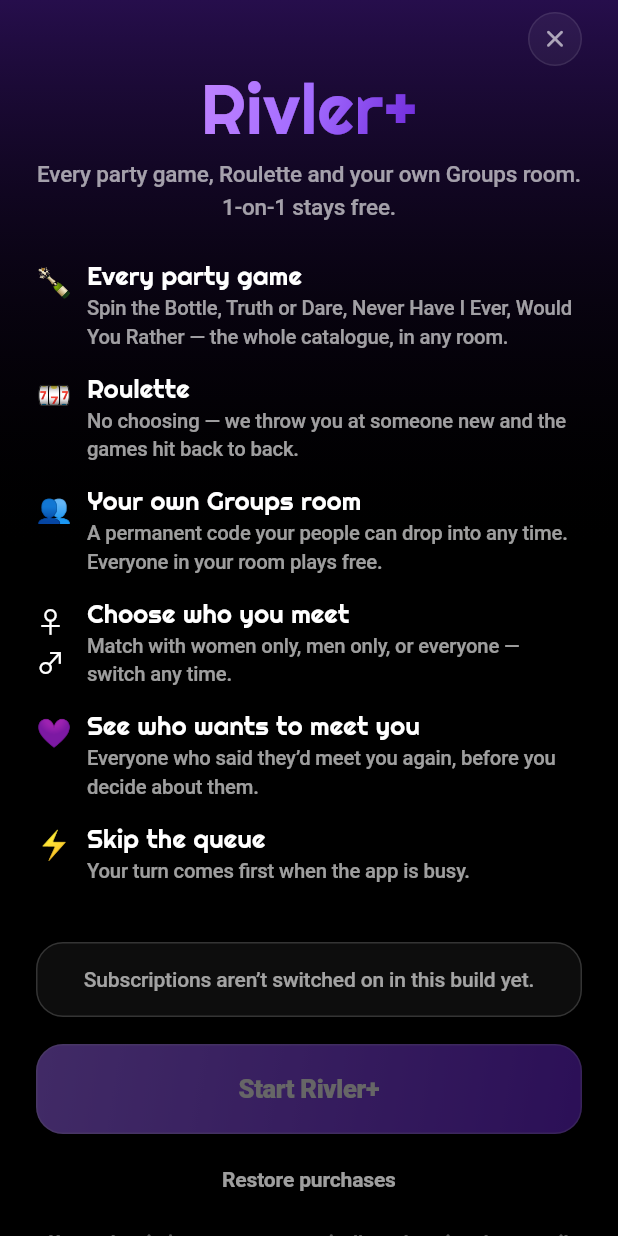
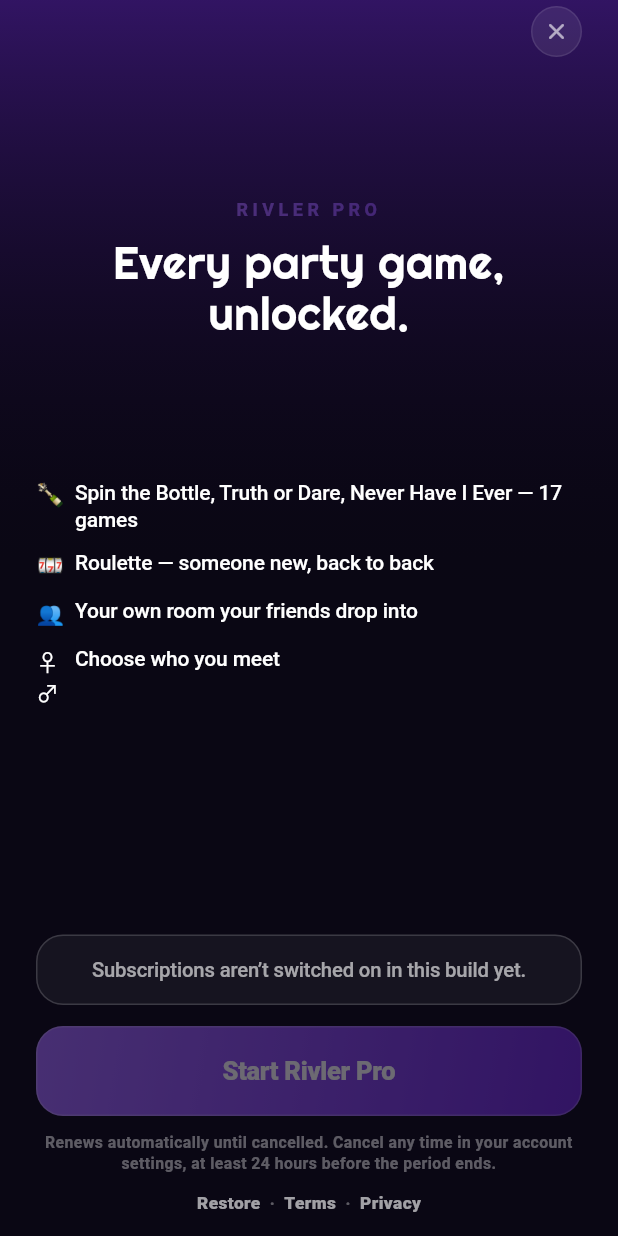
Before and after one commit to stossthegreat/Whatif, a Flutter app: the PlusScreen screen opened directly, on a phone screen of 412 x 824 dp. Run offline on Flutter 3.47's test engine with Material 3 defaults, Android fonts, the phone set to English and light mode, and no system bars; our stand-ins replace app_links, audioplayers, camera, firebase_analytics, firebase_core, firebase_messaging and 8 more; missing offline and left inert: flutter_webrtc, livekit_client, purchases_flutter, record; accounts and stored records are empty; network calls fail.

Commit message:
Paywall: one screen, two plans, CTA always visible. 1-on-1 is the hero (build 95)
PAYWALL — rebuilt. It was a scrolling ListView, which meant the price, the
Restore control and the Terms/Privacy links could all sit below the fold.
Apple requires those visible before purchase, and a reviewer who has to
scroll to find them may simply not. Now one screen, no scroll:

  ONE hero outcome  →  FOUR points  →  TWO identical plan boxes  →  CTA
  →  auto-renewal sentence  →  Restore · Terms · Privacy

- Spacers absorb the difference between a small phone and a tall one rather
  than pushing the CTA off the bottom, which is the most expensive thing a
  paywall can do.
- The two boxes are deliberately the SAME size and shape. A paywall where
  one option is visually bigger reads as a trick; price should do the
  persuading, so only the BEST VALUE tag and selection state differ.
- Defaults to MONTHLY, not the cheapest sticker price — defaulting to weekly
  trains everyone into the lower-LTV plan.
- Prices still come straight from the store in the viewer's own currency;
  nothing about the amount is hardcoded, so a price change needs no build.

Monthly is £14.99 now (was £9.99): updated in the RevenueCat setup notes and
in the store description so the listing can't contradict the store.

HOME — the hero is the FREE thing now. 1-on-1 was a small door card while
Roulette (Pro) had the big gradient hero, so the biggest surface on the
screen was a locked door. Swapped: 1-on-1 takes the hero, Roulette drops
beside Groups as a crowned door card.

The hero also says what actually happens when you press it — "swipe face to
face · skip anytime · add a game whenever you want" — instead of being a
pretty button with no explanation of the loop.

pubspec 1.2.0+95

Co-Authored-By: Claude Fable 5 <noreply@anthropic.com>
Claude-Session: https://claude.ai/code/session_01PWoFrEZGCGWmrzYqkukepM

```diff
--- a/lib/revenuecat_config.dart
+++ b/lib/revenuecat_config.dart
@@ -14,7 +14,7 @@
 /// 1. App Store Connect → Subscriptions → create a Subscription Group
 ///    ("Rivler Pro"), then two auto-renewable subscriptions inside it:
 ///       rivler_pro_weekly    £4.99 / 1 week
-///       rivler_pro_monthly   £9.99 / 1 month
+///       rivler_pro_monthly   £14.99 / 1 month
 ///    Both need a localised display name, description, and a review
 ///    screenshot, or the product stays "Missing Metadata" and never
 ///    appears in the app.
--- a/lib/screens/plus_screen.dart
+++ b/lib/screens/plus_screen.dart
@@ -9,12 +9,18 @@ import '../theme/tokens.dart';
 import '../widgets/glass.dart';
 import 'legal_screen.dart';
 
-/// The paywall. Four things here are not decoration — Apple rejects builds
-/// without them: the exact price and period, a Restore purchases control,
-/// links to Terms and Privacy, and a plain-English auto-renewal statement.
+/// The paywall. ONE screen — no scrolling, CTA always visible at the bottom.
 ///
-/// Prices are never hardcoded. Whatever App Store Connect says is what shows,
-/// in the viewer's own currency, and a price change needs no new build.
+/// Four things here are not decoration; Apple rejects builds without them,
+/// and all four have to be visible WITHOUT scrolling or a reviewer may never
+/// see them at all:
+///   • the exact price and billing period of each option
+///   • a Restore purchases control
+///   • links to Terms and Privacy
+///   • a plain-English auto-renewal statement
+///
+/// Prices are never hardcoded. Whatever the store says is what shows, in the
+/// viewer's own currency, and a price change needs no new build.
 class PlusScreen extends StatefulWidget {
   const PlusScreen({super.key, this.reason});
 
@@ -36,8 +42,8 @@ class PlusScreen extends StatefulWidget {
 
 class _PlusScreenState extends State<PlusScreen> {
   bool _busy = false;
-  int _pick = 0;
   List<Package> _packages = const [];
+  Package? _pick;
 
   @override
   void initState() {
@@ -50,10 +56,22 @@ class _PlusScreenState extends State<PlusScreen> {
     if (!mounted) return;
     setState(() {
       _packages = Plus.instance.packages;
-      // default to the better-value plan, not the cheapest sticker price
-      if (_packages.length > 1) _pick = _packages.length - 1;
+      // default to MONTHLY: it's the better value per day and the higher
+      // LTV, and defaulting to the cheapest sticker price trains everyone
+      // into the weekly plan
+      _pick = _monthly ?? _weekly ?? (_packages.isEmpty ? null : _packages.first);
     });
   }
+
+  Package? get _weekly => _packages
+      .where((p) => p.packageType == PackageType.weekly)
+      .cast<Package?>()
+      .firstWhere((_) => true, orElse: () => null);
+
+  Package? get _monthly => _packages
+      .where((p) => p.packageType == PackageType.monthly)
+      .cast<Package?>()
+      .firstWhere((_) => true, orElse: () => null);
 
   void _toast(String s) {
     if (!mounted) return;
@@ -65,15 +83,16 @@ class _PlusScreenState extends State<PlusScreen> {
   }
 
   Future<void> _buy() async {
-    if (_busy || _packages.isEmpty) return;
+    final p = _pick;
+    if (_busy || p == null) return;
     setState(() => _busy = true);
-    final r = await Plus.instance.buy(_packages[_pick]);
+    final r = await Plus.instance.buy(p);
     if (!mounted) return;
     setState(() => _busy = false);
     switch (r) {
       case PlusResult.success:
         Buzz.commit();
-        _toast('You’re Rivler+ ✨');
+        _toast('You’re Rivler Pro ✨');
         Navigator.of(context).maybePop();
       case PlusResult.pending:
         _toast('Payment taken — unlocking in a moment');
@@ -100,7 +119,7 @@ class _PlusScreenState extends State<PlusScreen> {
         _toast('Restored — welcome back ✨');
         Navigator.of(context).maybePop();
       case PlusResult.nothingToRestore:
-        _toast('No subscription found on this Apple ID');
+        _toast('No subscription found on this account');
       default:
         _toast('Couldn’t reach the store — try again');
     }
@@ -111,192 +130,162 @@ class _PlusScreenState extends State<PlusScreen> {
     final r = Responsive.of(context);
     final s = AppSession.instance;
     return Scaffold(
-      backgroundColor: C.black,
+      backgroundColor: C.char,
       body: Container(
         decoration: BoxDecoration(
           gradient: LinearGradient(
             begin: Alignment.topCenter,
             end: Alignment.bottomCenter,
-            stops: const [0.0, 0.45],
-            colors: [C.purpleDeep.withOpacity(0.35), Colors.transparent],
+            stops: const [0.0, 0.5],
+            colors: [C.purpleDeep.withOpacity(0.40), Colors.transparent],
           ),
         ),
         child: SafeArea(
+          // ONE screen. Spacers absorb the difference between a small phone
+          // and a tall one instead of pushing the CTA off the bottom, which
+          // is the single most expensive thing a paywall can do.
+          child: Padding(
+            padding: EdgeInsets.fromLTRB(r.gutter, 4, r.gutter, 10),
             child: Column(
+              crossAxisAlignment: CrossAxisAlignment.stretch,
               children: [
-              Padding(
-                padding: EdgeInsets.fromLTRB(r.gutter, 8, r.gutter, 0),
-                child: Row(
-                  children: [
-                    const Spacer(),
-                    Press(
+                Align(
+                  alignment: Alignment.centerRight,
+                  child: Press(
                     onTap: () => Navigator.of(context).maybePop(),
                     child: Container(
-                        width: 36, height: 36,
+                      width: 34, height: 34,
                       decoration: BoxDecoration(
                           shape: BoxShape.circle,
-                            color: C.glass,
+                          color: C.glass2,
                           border: Border.all(color: C.hair)),
-                        child: const Icon(Icons.close_rounded, size: 19, color: C.tx2),
+                      child: const Icon(Icons.close_rounded, size: 18, color: C.tx2),
                     ),
                   ),
-                  ],
                 ),
-              ),
-              Expanded(
-                child: ListView(
-                  padding: EdgeInsets.fromLTRB(r.gutter, 4, r.gutter, 20),
-                  children: [
-                    Center(
-                      child: ShaderMask(
+
+                const Spacer(flex: 2),
+
+                // ---- ONE hero outcome ------------------------------------
+                ShaderMask(
                   shaderCallback: (b) => C.gradSigHot.createShader(b),
                   blendMode: BlendMode.srcIn,
-                        child: Text('Rivler+', style: T.display(46 * r.scale)),
+                  child: Text('RIVLER PRO',
+                      textAlign: TextAlign.center,
+                      style: T.eyebrow.copyWith(fontSize: 12, letterSpacing: 3)),
                 ),
+                const SizedBox(height: 10),
+                Text(
+                  widget.reason == null
+                      ? 'Every party game,\nunlocked.'
+                      : widget.reason!,
+                  textAlign: TextAlign.center,
+                  style: T.display(30 * r.scale).copyWith(height: 1.12),
                 ),
-                    const SizedBox(height: 8),
-                    Center(
-                      child: Text(
-                        widget.reason ??
-                            'Every party game, Roulette and your own Groups room. '
-                            '1-on-1 stays free.',
-                        textAlign: TextAlign.center,
-                        style: T.body.copyWith(fontSize: 15, height: 1.45),
-                      ),
-                    ),
-                    const SizedBox(height: 26),
-                    const _Perk(
-                      emoji: '🍾',
-                      title: 'Every party game',
-                      line: 'Spin the Bottle, Truth or Dare, Never Have I Ever, '
-                          'Would You Rather — the whole catalogue, in any room.',
-                    ),
-                    const _Perk(
-                      emoji: '🎰',
-                      title: 'Roulette',
-                      line: 'No choosing — we throw you at someone new and the '
-                          'games hit back to back.',
-                    ),
-                    const _Perk(
-                      emoji: '👥',
-                      title: 'Your own Groups room',
-                      line: 'A permanent code your people can drop into any '
-                          'time. Everyone in your room plays free.',
-                    ),
-                    const _Perk(
-                      emoji: '♀︎♂︎',
-                      title: 'Choose who you meet',
-                      line: 'Match with women only, men only, or everyone — '
-                          'switch any time.',
-                    ),
-                    const _Perk(
-                      emoji: '💜',
-                      title: 'See who wants to meet you',
-                      line: 'Everyone who said they’d meet you again, before '
-                          'you decide about them.',
-                    ),
-                    const _Perk(
-                      emoji: '⚡',
-                      title: 'Skip the queue',
-                      line: 'Your turn comes first when the app is busy.',
-                    ),
-                    const SizedBox(height: 22),
+
+                const Spacer(flex: 2),
+
+                // ---- FOUR points -----------------------------------------
+                const _Point(emoji: '🍾', text: 'Spin the Bottle, Truth or Dare, Never Have I Ever — 17 games'),
+                const _Point(emoji: '🎰', text: 'Roulette — someone new, back to back'),
+                const _Point(emoji: '👥', text: 'Your own room your friends drop into'),
+                const _Point(emoji: '♀︎♂︎', text: 'Choose who you meet'),
+
+                const Spacer(flex: 3),
+
+                // ---- TWO identical boxes ---------------------------------
                 if (!RcCfg.configured)
                   _Notice('Subscriptions aren’t switched on in this build yet.')
                 else if (_packages.isEmpty)
                   _Notice('Loading plans…')
                 else
-                      for (var i = 0; i < _packages.length; i++)
-                        _PlanRow(
-                          package: _packages[i],
-                          selected: i == _pick,
-                          best: _packages.length > 1 && i == _packages.length - 1,
-                          onTap: () { Buzz.tick(); setState(() => _pick = i); },
+                  Row(
+                    children: [
+                      Expanded(
+                        child: _PlanBox(
+                          label: 'WEEKLY',
+                          package: _weekly,
+                          per: 'per week',
+                          selected: _pick != null && _pick == _weekly,
+                          onTap: () { Buzz.tick(); setState(() => _pick = _weekly); },
                         ),
-                    const SizedBox(height: 18),
+                      ),
+                      const SizedBox(width: 12),
+                      Expanded(
+                        child: _PlanBox(
+                          label: 'MONTHLY',
+                          package: _monthly,
+                          per: 'per month',
+                          best: true,
+                          selected: _pick != null && _pick == _monthly,
+                          onTap: () { Buzz.tick(); setState(() => _pick = _monthly); },
+                        ),
+                      ),
+                    ],
+                  ),
+
+                const SizedBox(height: 14),
+
+                // ---- the CTA, always on screen ---------------------------
                 if (s.plus)
-                      _Notice('You’re already Rivler+. Thank you ✨')
+                  _Notice('You’re already Rivler Pro. Thank you ✨')
                 else
                   Cta(
-                        label: _busy ? 'One moment…' : 'Start Rivler+',
-                        onTap: _busy || _packages.isEmpty ? null : _buy,
+                    label: _busy ? 'One moment…' : 'Start Rivler Pro',
+                    onTap: _busy || _pick == null ? null : _buy,
                   ),
-                    const SizedBox(height: 12),
-                    Center(
-                      child: Press(
-                        haptic: false,
-                        onTap: _busy ? null : _restore,
-                        child: Padding(
-                          padding: const EdgeInsets.symmetric(vertical: 8, horizontal: 20),
-                          child: Text('Restore purchases',
-                              style: T.body.copyWith(
-                                  color: C.tx2,
-                                  fontSize: 14,
-                                  fontWeight: FontWeight.w700)),
+
+                const SizedBox(height: 10),
+
+                // Apple requires the renewal terms in plain language, visible
+                // BEFORE purchase — not buried in the Terms document.
+                Text(
+                  'Renews automatically until cancelled. Cancel any time in your '
+                  'account settings, at least 24 hours before the period ends.',
+                  textAlign: TextAlign.center,
+                  style: T.tiny.copyWith(fontSize: 10.5, height: 1.35, color: C.tx3),
                 ),
-                      ),
-                    ),
-                    const SizedBox(height: 14),
-                    // Apple requires the renewal terms in plain language,
-                    // visible before purchase — not buried in the Terms.
-                    Text(
-                      'Your subscription renews automatically at the price shown '
-                      'until you cancel. Cancel any time in your Apple ID '
-                      'settings, at least 24 hours before the period ends. '
-                      'Payment is charged to your Apple ID.',
-                      textAlign: TextAlign.center,
-                      style: T.tiny.copyWith(fontSize: 11.5, height: 1.5),
-                    ),
-                    const SizedBox(height: 10),
+                const SizedBox(height: 8),
                 Row(
                   mainAxisAlignment: MainAxisAlignment.center,
                   children: [
-                        _LegalLink('Terms',
-                            () => LegalScreen.push(context, 'Terms of Service', LegalCopy.terms)),
-                        Text('  ·  ', style: T.tiny),
-                        _LegalLink('Privacy',
-                            () => LegalScreen.push(context, 'Privacy Policy', LegalCopy.privacy)),
+                    _Mini('Restore', _busy ? null : _restore),
+                    _dot(),
+                    _Mini('Terms', () => LegalScreen.push(
+                        context, 'Terms of Service', LegalCopy.terms)),
+                    _dot(),
+                    _Mini('Privacy', () => LegalScreen.push(
+                        context, 'Privacy Policy', LegalCopy.privacy)),
                   ],
-                    ),
-                    const SizedBox(height: 20),
-                  ],
-                ),
                 ),
               ],
             ),
           ),
         ),
+      ),
     );
   }
+
+  Widget _dot() => Text('  ·  ', style: T.tiny.copyWith(color: C.tx3, fontSize: 11));
 }
 
-class _Perk extends StatelessWidget {
-  const _Perk({required this.emoji, required this.title, required this.line});
+/// One selling point — one line, one glance. Four of these is the whole pitch.
+class _Point extends StatelessWidget {
+  const _Point({required this.emoji, required this.text});
   final String emoji;
-  final String title;
-  final String line;
+  final String text;
 
   @override
   Widget build(BuildContext context) {
     return Padding(
-      padding: const EdgeInsets.only(bottom: 16),
+      padding: const EdgeInsets.only(bottom: 11),
       child: Row(
         crossAxisAlignment: CrossAxisAlignment.start,
         children: [
-          SizedBox(
-            width: 34,
-            child: Text(emoji, style: const TextStyle(fontSize: 19)),
-          ),
+          SizedBox(width: 26, child: Text(emoji, style: const TextStyle(fontSize: 15))),
           Expanded(
-            child: Column(
-              crossAxisAlignment: CrossAxisAlignment.start,
-              children: [
-                Text(title, style: T.display(17)),
-                const SizedBox(height: 3),
-                Text(line,
-                    style: T.body.copyWith(fontSize: 13.5, height: 1.4, color: C.tx2)),
-              ],
-            ),
+            child: Text(text,
+                style: T.body.copyWith(fontSize: 14, height: 1.3, color: Colors.white)),
           ),
         ],
       ),
@@ -304,88 +293,99 @@ class _Perk extends StatelessWidget {
   }
 }
 
-/// One purchasable plan. Everything shown — price, period, currency — comes
-/// straight from the store.
-class _PlanRow extends StatelessWidget {
-  const _PlanRow({
+/// One plan. Both boxes are the SAME shape and size on purpose — a paywall
+/// where one option is visually bigger reads as a trick, and price is the
+/// only thing that should be doing the persuading.
+class _PlanBox extends StatelessWidget {
+  const _PlanBox({
+    required this.label,
     required this.package,
+    required this.per,
     required this.selected,
-    required this.best,
     required this.onTap,
+    this.best = false,
   });
-  final Package package;
+  final String label;
+  final Package? package;
+  final String per;
   final bool selected;
   final bool best;
   final VoidCallback onTap;
 
-  String get _period {
-    switch (package.packageType) {
-      case PackageType.weekly:
-        return 'per week';
-      case PackageType.monthly:
-        return 'per month';
-      case PackageType.annual:
-        return 'per year';
-      case PackageType.lifetime:
-        return 'one time';
-      default:
-        return package.storeProduct.subscriptionPeriod ?? '';
+  @override
+  Widget build(BuildContext context) {
+    // price and period come STRAIGHT from the store, in the viewer's currency
+    final price = package?.storeProduct.priceString ?? '—';
+    return Press(
+      haptic: false,
+      onTap: package == null ? () {} : onTap,
+      child: AnimatedContainer(
+        duration: M.quick,
+        padding: const EdgeInsets.symmetric(horizontal: 12, vertical: 14),
+        decoration: BoxDecoration(
+          color: selected ? null : C.char2,
+          gradient: selected ? C.gradSig : null,
+          borderRadius: BorderRadius.circular(R.card),
+          border: Border.all(
+              color: selected ? const Color(0x59FFFFFF) : C.hair2,
+              width: selected ? 1.5 : 1),
+          boxShadow: selected ? C.glowSig(blur: 18, spread: -8) : null,
+        ),
+        child: Column(
+          mainAxisSize: MainAxisSize.min,
+          children: [
+            Text(label,
+                style: T.eyebrow.copyWith(
+                    fontSize: 9.5,
+                    letterSpacing: 1.6,
+                    color: selected ? Colors.white70 : C.tx3)),
+            const SizedBox(height: 6),
+            FittedBox(
+              fit: BoxFit.scaleDown,
+              child: Text(price, maxLines: 1, style: T.display(22)),
+            ),
+            const SizedBox(height: 2),
+            Text(per,
+                style: T.tiny.copyWith(
+                    fontSize: 11, color: selected ? Colors.white70 : C.tx3)),
+            if (best) ...[
+              const SizedBox(height: 8),
+              Container(
+                padding: const EdgeInsets.symmetric(horizontal: 8, vertical: 3),
+                decoration: BoxDecoration(
+                  color: selected ? Colors.white : C.acid,
+                  borderRadius: BorderRadius.circular(R.chip),
+                ),
+                child: Text('BEST VALUE',
+                    style: T.tiny.copyWith(
+                        color: Colors.black,
+                        fontSize: 8.5,
+                        fontWeight: FontWeight.w900,
+                        letterSpacing: 0.4)),
+              ),
+            ],
+          ],
+        ),
+      ),
+    );
   }
 }
 
+class _Mini extends StatelessWidget {
+  const _Mini(this.label, this.onTap);
+  final String label;
+  final VoidCallback? onTap;
+
   @override
   Widget build(BuildContext context) {
-    return Padding(
-      padding: const EdgeInsets.only(bottom: 10),
-      child: Press(
+    return Press(
       haptic: false,
       onTap: onTap,
-        child: AnimatedContainer(
-          duration: M.quick,
-          padding: const EdgeInsets.symmetric(horizontal: 16, vertical: 15),
-          decoration: BoxDecoration(
-            gradient: selected ? C.gradSig : null,
-            color: selected ? null : C.glass,
-            borderRadius: BorderRadius.circular(R.btn),
-            border: Border.all(color: selected ? const Color(0x47FFFFFF) : C.hair2),
-            boxShadow: selected ? C.glowSig(blur: 16, spread: -6) : null,
-          ),
-          child: Row(
-            children: [
-              Icon(
-                selected ? Icons.radio_button_checked : Icons.radio_button_off,
-                size: 20,
-                color: selected ? Colors.white : C.tx3,
-              ),
-              const SizedBox(width: 12),
-              Expanded(
-                child: Column(
-                  crossAxisAlignment: CrossAxisAlignment.start,
-                  children: [
-                    Text(package.storeProduct.priceString, style: T.display(19)),
-                    const SizedBox(height: 2),
-                    Text(_period,
+      child: Padding(
+        padding: const EdgeInsets.symmetric(vertical: 4),
+        child: Text(label,
             style: T.tiny.copyWith(
-                            color: selected ? Colors.white70 : C.tx3, fontSize: 12)),
-                  ],
-                ),
-              ),
-              if (best)
-                Container(
-                  padding: const EdgeInsets.symmetric(horizontal: 9, vertical: 4),
-                  decoration: BoxDecoration(
-                    color: C.acid,
-                    borderRadius: BorderRadius.circular(R.chip),
-                  ),
-                  child: Text('Best value',
-                      style: T.tiny.copyWith(
-                          color: Colors.black,
-                          fontSize: 11,
-                          fontWeight: FontWeight.w800)),
-                ),
-            ],
-          ),
-        ),
+                color: C.tx2, fontSize: 11.5, fontWeight: FontWeight.w800)),
       ),
     );
   }
@@ -398,7 +398,7 @@ class _Notice extends StatelessWidget {
   @override
   Widget build(BuildContext context) {
     return Container(
-      padding: const EdgeInsets.symmetric(horizontal: 16, vertical: 14),
+      padding: const EdgeInsets.symmetric(horizontal: 16, vertical: 13),
       decoration: BoxDecoration(
         color: C.glass,
         borderRadius: BorderRadius.circular(R.btn),
@@ -406,26 +406,7 @@ class _Notice extends StatelessWidget {
       ),
       child: Text(text,
           textAlign: TextAlign.center,
-          style: T.body.copyWith(fontSize: 14, color: C.tx2)),
+          style: T.body.copyWith(fontSize: 13.5, color: C.tx2)),
     );
   }
 }
-
-class _LegalLink extends StatelessWidget {
-  const _LegalLink(this.label, this.onTap);
-  final String label;
-  final VoidCallback onTap;
-
-  @override
-  Widget build(BuildContext context) {
-    return Press(
-      haptic: false,
-      onTap: onTap,
-      child: Padding(
-        padding: const EdgeInsets.symmetric(vertical: 6, horizontal: 4),
-        child: Text(label,
-            style: T.tiny.copyWith(color: C.sig, fontWeight: FontWeight.w800)),
-      ),
-    );
-  }
-}
--- a/pubspec.yaml
+++ b/pubspec.yaml
@@ -16,7 +16,7 @@ publish_to: 'none' # Remove this line if you wish to publish to pub.dev
 # https://developer.apple.com/library/archive/documentation/General/Reference/InfoPlistKeyReference/Articles/CoreFoundationKeys.html
 # In Windows, build-name is used as the major, minor, and patch parts
 # of the product and file versions while build-number is used as the build suffix.
-version: 1.2.0+94
+version: 1.2.0+95
 
 environment:
   sdk: ^3.8.0
```
Also changed, not shown: lib/screens/home_screen.dart (+18 -20 lines). Lines whose indentation alone changed are shown as unchanged.
